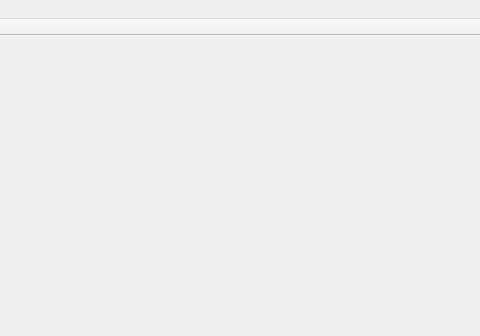
The window that WangscapeGui/mainwindow.ui (Wangscape/Wangscape) describes before a commit, drawn with Qt 5; both pictures show x 118 to 598 and y 0 to 336 of the 598 by 457 pixel window.
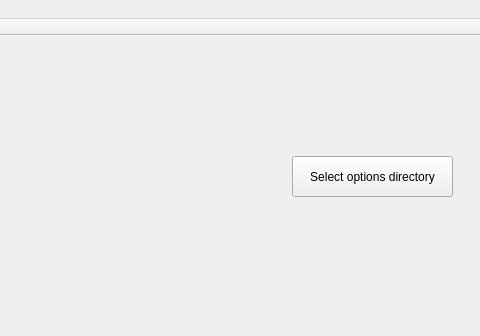
The same window after the commit.

Commit message: Add options file selection button

Diff of the .ui file:
```diff
--- a/WangscapeGui/mainwindow.ui
+++ b/WangscapeGui/mainwindow.ui
@@ -27,6 +27,19 @@
      <string>Generate tileset</string>
     </property>
    </widget>
+   <widget class="QPushButton" name="optionsDirectoryButton">
+    <property name="geometry">
+     <rect>
+      <x>410</x>
+      <y>120</y>
+      <width>161</width>
+      <height>41</height>
+     </rect>
+    </property>
+    <property name="text">
+     <string>Select options directory</string>
+    </property>
+   </widget>
   </widget>
   <widget class="QMenuBar" name="menuBar">
    <property name="geometry">
```
The commit also changes 2 other files.
